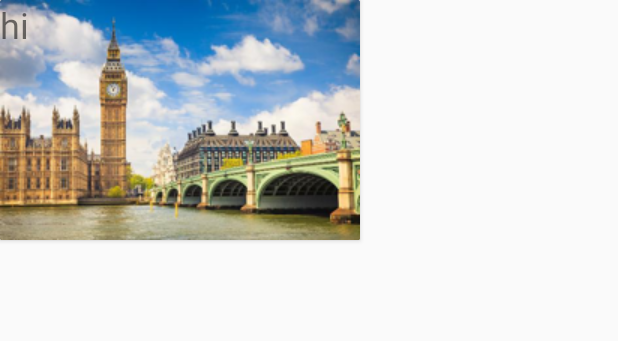
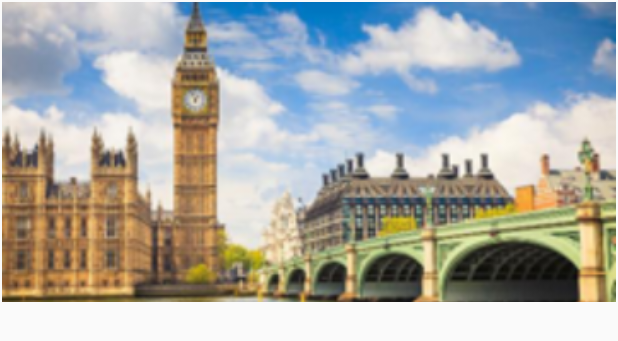
Before and after one commit to fizzyisdizzy/Image-gallery, an Android app: the layout custom_layout.xml on its own in the app's theme, with its tools: preview values and no code run, on a phone screen of 412 x 824 dp. Shown: the top 341 px of the screen. Run offline under Robolectric (Android 15) with nearby library versions, the phone set to English and light mode, and no system bars.

Commit message:
image loading

```diff
--- a/app/src/main/java/example/android/fizzy/imagegallery/adapter/RVadapter.java
+++ b/app/src/main/java/example/android/fizzy/imagegallery/adapter/RVadapter.java
@@ -40,9 +40,10 @@ public class RVadapter extends RecyclerView.Adapter<RVadapter.ViewHolder> {
 
     @Override
     public void onBindViewHolder(ViewHolder viewHolder, int i) {
-        //Photo photo = photoList.get(i);
-        viewHolder.photoTitle.setText(mItems.get(i).getTitle());
-        Picasso.with(viewHolder.context).load(String.valueOf(mItems.get(i).getMedia())).into(viewHolder.photoImage);
+        ///Photo photo = photoList.get(i);
+        //viewHolder.photoTitle.setText(mItems.get(i).getTitle());
+        String url = String.valueOf(mItems.get(i).getMedia().getM());
+        Picasso.with(viewHolder.context).load(url).into(viewHolder.photoImage);
     }
 
     @Override
@@ -64,7 +65,7 @@ public class RVadapter extends RecyclerView.Adapter<RVadapter.ViewHolder> {
         public ViewHolder(final View itemView) {
             super(itemView);
             photoImage = (ImageView) itemView.findViewById(R.id.image);
-            photoTitle = (TextView) itemView.findViewById(R.id.title);
+            //photoTitle = (TextView) itemView.findViewById(R.id.title);
             context = itemView.getContext();
         }
 
--- a/app/src/main/res/layout/custom_layout.xml
+++ b/app/src/main/res/layout/custom_layout.xml
@@ -1,30 +1,17 @@
 <?xml version="1.0" encoding="utf-8"?>
-<android.support.v7.widget.CardView
+<LinearLayout
     xmlns:android="http://schemas.android.com/apk/res/android"
-    xmlns:card_view="http://schemas.android.com/apk/res-auto"
     android:orientation="vertical"
-    android:layout_width="wrap_content"
-    android:layout_height="wrap_content"
-    card_view:cardCornerRadius="1dp">
-
-    <FrameLayout
-        android:layout_width="match_parent"
-        android:layout_height="match_parent">
+    android:layout_width="match_parent"
+    android:layout_height="wrap_content">
 
         <ImageView
             android:id="@+id/image"
             android:src="@drawable/london"
-            android:layout_width="wrap_content"
-            android:layout_height="wrap_content"
-            android:scaleType="centerCrop"/>
-    </FrameLayout>
+            android:adjustViewBounds="true"
+            android:layout_height="200dp"
+            android:scaleType="centerCrop"
+            android:layout_margin="1dp"
+            android:layout_width="match_parent"/>
 
-    <TextView
-        android:id="@+id/title"
-        android:layout_width="wrap_content"
-        android:layout_height="wrap_content"
-        android:text="hi"
-        android:textSize="24dp"/>
-
-
-</android.support.v7.widget.CardView>
+</LinearLayout>
```
